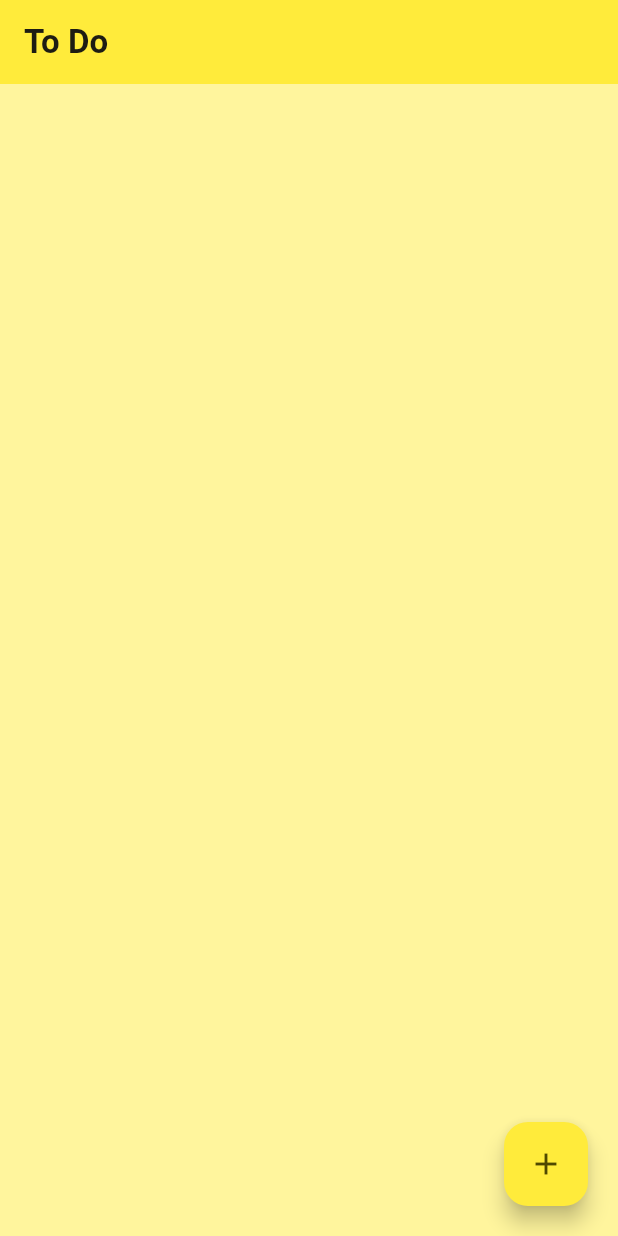
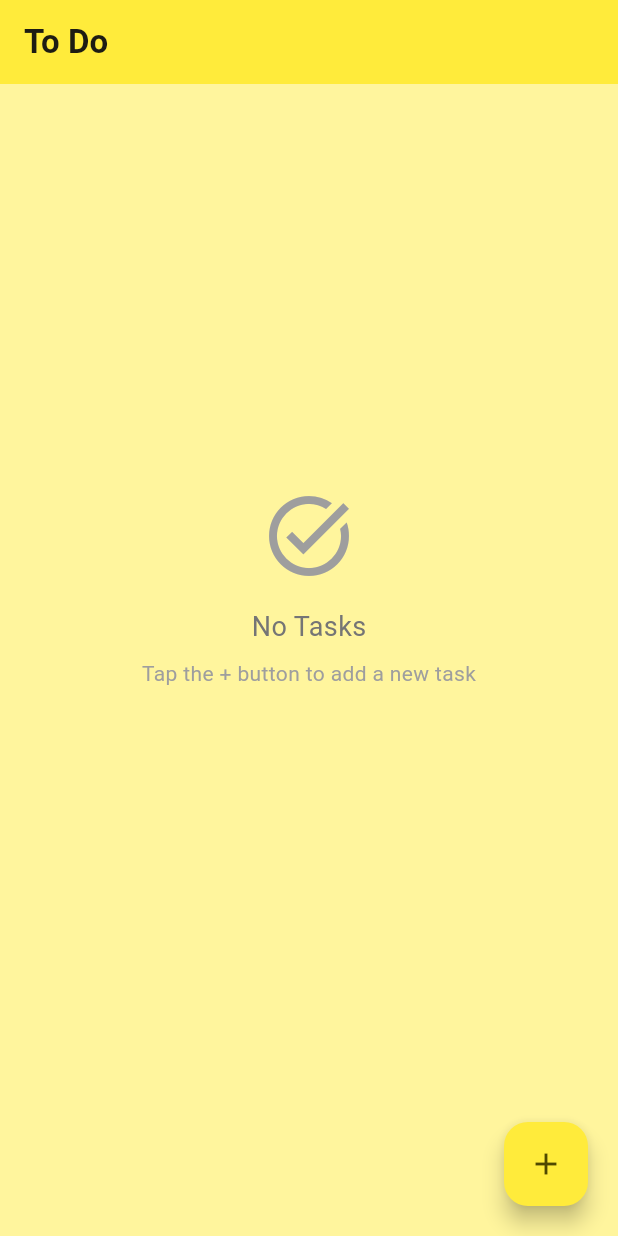
Before and after one commit to MalakHamed5/To-Do-List, a Flutter app: the screen it shows after launch, on a phone screen of 412 x 824 dp. Run offline on Flutter 3.47's test engine with Material 3 defaults, Android fonts, the phone set to English and light mode, and no system bars; our stand-ins replace equatable, flutter_bloc, hive, hive_flutter; accounts and stored records are empty.

Commit message:
Add hive , finish

```diff
--- /dev/null
+++ b/devtools_options.yaml
@@ -0,0 +1,3 @@
+description: This file stores settings for Dart & Flutter DevTools.
+documentation: https://docs.flutter.dev/tools/devtools/extensions#configure-extension-enablement-states
+extensions:
--- a/lib/bloc/task_bloc.dart
+++ b/lib/bloc/task_bloc.dart
@@ -1,34 +1,53 @@
 import 'package:equatable/equatable.dart';
 import 'package:flutter_bloc/flutter_bloc.dart';
 import 'package:to_do_list/models/task_model.dart';
+import 'package:to_do_list/repo/task_repo.dart';
 import 'package:uuid/uuid.dart';
+import 'dart:developer';
 
 part 'task_event.dart';
 part 'task_state.dart';
 
 class TaskBloc extends Bloc<TaskEvent, TaskState> {
-  TaskBloc() : super(TaskInitial()) {
-    on<AddTaskEvent>((event, emit) {
-      final model =
-          TaskModel(id: const Uuid().v4(), text: event.text.toString());
-      emit(UpdateTask([...state.taskList, model]));
+  final TaskRepo repo;
+  TaskBloc(this.repo) : super(TaskInitial()) {
+    log('TaskBloc: Constructor called');
+
+    on<LoadTasksEvent>((event, emit) async {
+      log('TaskBloc: LoadTasksEvent received');
+      final tasks = await repo.loadTasks();
+      log('TaskBloc: Loaded ${tasks.length} tasks from repo');
+      emit(UpdateTask(List.from(tasks)));
+      log('TaskBloc: Emitted UpdateTask state');
     });
 
-    on<DeleteTaskEvent>((event, emit) {
-      final List<TaskModel> newList =
-          state.taskList.where((task) => task.id != event.id).toList();
-
-      emit(UpdateTask(newList));
+    on<AddTaskEvent>((event, emit) async {
+      log('TaskBloc: AddTaskEvent received with text: ${event.text}');
+      final task = TaskModel(id: Uuid().v4(), text: event.text.toString());
+      //add in hive
+      await repo.addTask(task);
+      //add in bloc
+      final tasks = await repo.loadTasks();
+      log('TaskBloc: Emitting UpdateTask with ${tasks.length} tasks after adding');
+      emit(UpdateTask(tasks));
     });
 
-    on<ToggleTaskEvent>((event, emit) {
-      final List<TaskModel> newList = state.taskList.map((task) {
-        return task.id == event.id
-            ? task.copyWith(isCompelete: !task.isCompelete)
-            : task;
-      }).toList();
+    on<DeleteTaskEvent>((event, emit) async {
+      log('TaskBloc: DeleteTaskEvent received for ID: ${event.id}');
+      //delet from hive
+      await repo.deletTask(event.id);
+      final tasks = await repo.loadTasks();
+      //delete from bloc
+      emit(UpdateTask(tasks));
+    });
 
-      emit(UpdateTask(newList));
+    on<ToggleTaskEvent>((event, emit) async {
+      log('TaskBloc: ToggleTaskEvent received for ID: ${event.id}');
+      //toggle in hive
+      await repo.toggleTask(event.id);
+      final tasks = await repo.loadTasks();
+      //toggle in bloc
+      emit(UpdateTask(tasks));
     });
   }
 }
--- a/lib/bloc/task_event.dart
+++ b/lib/bloc/task_event.dart
@@ -6,6 +6,7 @@ sealed class TaskEvent extends Equatable {
   List<Object?> get props => [];
 }
 
+class LoadTasksEvent extends TaskEvent{}
 class AddTaskEvent extends TaskEvent {
   final String text;
   AddTaskEvent({
@@ -24,5 +25,3 @@ class ToggleTaskEvent extends TaskEvent {
 
   ToggleTaskEvent(this.id);
 }
-
-class EditTaskEvent extends TaskEvent {}
--- a/lib/main.dart
+++ b/lib/main.dart
@@ -1,12 +1,22 @@
 import 'package:flutter/material.dart';
 import 'package:flutter_bloc/flutter_bloc.dart';
+import 'package:hive_flutter/hive_flutter.dart';
 import 'package:to_do_list/bloc/task_bloc.dart';
 import 'package:to_do_list/core/config/theme/theme_data/get_light_theme.dart';
+import 'package:to_do_list/models/task_model.dart';
+import 'package:to_do_list/repo/task_repo.dart';
 
 import 'screens/home_screen.dart';
 
-void main() {
-  runApp(MyApp());
+void main() async {
+  WidgetsFlutterBinding.ensureInitialized();
+  //init
+  await Hive.initFlutter();
+  //regester
+  Hive.registerAdapter(TaskModelAdapter());
+  //box
+  await Hive.openBox<TaskModel>('taskBox');
+  runApp(const MyApp());
 }
 
 class MyApp extends StatelessWidget {
@@ -14,10 +24,11 @@ class MyApp extends StatelessWidget {
 
   @override
   Widget build(BuildContext context) {
+    final repo = TaskRepo();
     return MultiBlocProvider(
       providers: [
         BlocProvider(
-          create: (context) => TaskBloc(),
+          create: (context) => TaskBloc(repo)..add(LoadTasksEvent()),
         ),
       ],
       child: MaterialApp(
--- a/lib/models/task_model.dart
+++ b/lib/models/task_model.dart
@@ -1,16 +1,21 @@
 // ignore_for_file: public_member_api_docs, sort_constructors_first
-import 'package:equatable/equatable.dart';
 
-class TaskModel extends Equatable {
+import 'package:hive/hive.dart';
+
+part 'task_model.g.dart';
+
+@HiveType(typeId: 1)
+class TaskModel extends HiveObject {
+  @HiveField(0)
   final String id;
+   @HiveField(1)
   final String text;
+   @HiveField(2)
   final bool isCompelete;
 
-  const TaskModel(
+   TaskModel(
       {required this.id, required this.text, this.isCompelete = false});
 
-  @override
-  List<Object?> get props => [id, text, isCompelete];
 
   TaskModel copyWith({
     String? id,
--- /dev/null
+++ b/lib/repo/task_repo.dart
@@ -0,0 +1,60 @@
+import 'dart:developer';
+
+import 'package:hive_flutter/hive_flutter.dart' show Hive, Box;
+import 'package:to_do_list/models/task_model.dart';
+
+class TaskRepo {
+  late final Box<TaskModel> box;
+
+  TaskRepo() {
+    try {
+      box = Hive.box('taskBox');
+      log('TaskRepo: Box initialized successfully');
+    } catch (e) {
+      log('TaskRepo: Error initializing box: $e');
+    }
+  }
+
+  Future<List<TaskModel>> loadTasks() async {
+    try {
+      final tasks = box.values.toList();
+      log('TaskRepo: Loaded ${tasks.length} tasks');
+      return tasks;
+    } catch (e) {
+      log('Error loading tasks: $e');
+      return [];
+    }
+  }
+
+  Future<void> addTask(TaskModel task) async {
+    try {
+      await box.put(task.id, task);
+      log('TaskRepo: Added task with ID: ${task.id}');
+    } catch (e) {
+      log('Error adding task: $e');
+    }
+  }
+
+  Future<void> deletTask(String id) async {
+    try {
+      await box.delete(id);
+      log('TaskRepo: Deleted task with ID: $id');
+    } catch (e) {
+      log('Error deleting task: $e');
+    }
+  }
+
+  Future<void> toggleTask(String id) async {
+    try {
+      final task = box.get(id);
+
+      if (task != null) {
+        final update = task.copyWith(isCompelete: !task.isCompelete);
+        await box.put(update.id, update);
+        log('TaskRepo: Toggled task with ID: $id');
+      }
+    } catch (e) {
+      log('Error toggling task: $e');
+    }
+  }
+}
--- a/lib/screens/home_screen.dart
+++ b/lib/screens/home_screen.dart
@@ -2,9 +2,9 @@ import 'package:flutter/material.dart';
 import 'package:flutter_bloc/flutter_bloc.dart';
 import 'package:to_do_list/bloc/task_bloc.dart';
 import 'package:to_do_list/core/config/theme/app_colors.dart';
-import 'package:to_do_list/core/config/theme/theme_data/get_light_theme.dart';
 import 'package:to_do_list/widgets/dialog_box.dart';
 import 'package:to_do_list/widgets/list_tile_task.dart';
+import 'dart:developer';
 
 class HomeScreen extends StatefulWidget {
   const HomeScreen({super.key});
@@ -33,11 +33,50 @@ class _HomeScreenState extends State<HomeScreen> {
       ),
       body: BlocBuilder<TaskBloc, TaskState>(
         builder: (context, state) {
+          if (state is TaskInitial) {
+            return Center(
+              child: Column(
+                mainAxisAlignment: MainAxisAlignment.center,
+                children: [
+                  CircularProgressIndicator(),
+                  SizedBox(height: 16),
+                  Text('Loading tasks...'),
+                ],
+              ),
+            );
+          }
+          if (state is UpdateTask) {
             return Column(
               children: [
                 //List of tasks
                 Expanded(
-                child: ListView.builder(
+                  child: state.taskList.isEmpty
+                      ? Center(
+                          child: Column(
+                            mainAxisAlignment: MainAxisAlignment.center,
+                            children: [
+                              Icon(Icons.task_alt,
+                                  size: 64, color: Colors.grey),
+                              SizedBox(height: 16),
+                              Text(
+                                'No Tasks',
+                                style: TextStyle(
+                                  fontSize: 18,
+                                  color: Colors.grey[600],
+                                ),
+                              ),
+                              SizedBox(height: 8),
+                              Text(
+                                'Tap the + button to add a new task',
+                                style: TextStyle(
+                                  fontSize: 14,
+                                  color: Colors.grey[500],
+                                ),
+                              ),
+                            ],
+                          ),
+                        )
+                      : ListView.builder(
                           itemCount: state.taskList.length,
                           itemBuilder: (BuildContext context, int index) {
                             final task = state.taskList[index];
@@ -66,9 +105,9 @@ class _HomeScreenState extends State<HomeScreen> {
                                     action: SnackBarAction(
                                       label: 'Return',
                                       onPressed: () {
-                                context
-                                    .read<TaskBloc>()
-                                    .add(AddTaskEvent(text: deleteTake.text));
+                                        context.read<TaskBloc>(). add(
+                                            AddTaskEvent(
+                                                text: deleteTake.text));
                                       },
                                     ),
                                     duration: Duration(seconds: 3),
@@ -77,13 +116,17 @@ class _HomeScreenState extends State<HomeScreen> {
                               },
                               child: ListTileTask(
                                 taskCompleted: task.isCompelete,
-                        taskName: Text(
+                                taskName: Expanded(
+                                  child: Text(
                                     task.text,
                                     style: TextStyle(
                                       fontSize: 20,
                                       decoration: task.isCompelete
                                           ? TextDecoration.lineThrough
                                           : TextDecoration.none,
+                                    ),
+                                    maxLines: null,
+                                    overflow: TextOverflow.visible,
                                   ),
                                 ),
                                 onChanged: (value) {
@@ -131,6 +174,13 @@ class _HomeScreenState extends State<HomeScreen> {
                 )
               ],
             );
+          }
+
+          // Fallback for any other state
+          log('HomeScreen: Unknown state type: ${state.runtimeType}');
+          return Center(
+            child: Text('Unknown state: ${state.runtimeType}'),
+          );
         },
       ),
     );
--- a/lib/widgets/dialog_box.dart
+++ b/lib/widgets/dialog_box.dart
@@ -18,6 +18,7 @@ class DialogBox extends StatelessWidget {
   @override
   Widget build(BuildContext context) {
     return AlertDialog(
+      shape: RoundedRectangleBorder(borderRadius: BorderRadius.zero),
       backgroundColor: AppColors.primaryColor,
       content: SizedBox(
         height: 120,
```
Also changed, not shown: pubspec.yaml (+9 -4 lines), lib/models/task_model.g.dart (added), pubspec.lock, 1 other file. Lines whose indentation alone changed are shown as unchanged.
